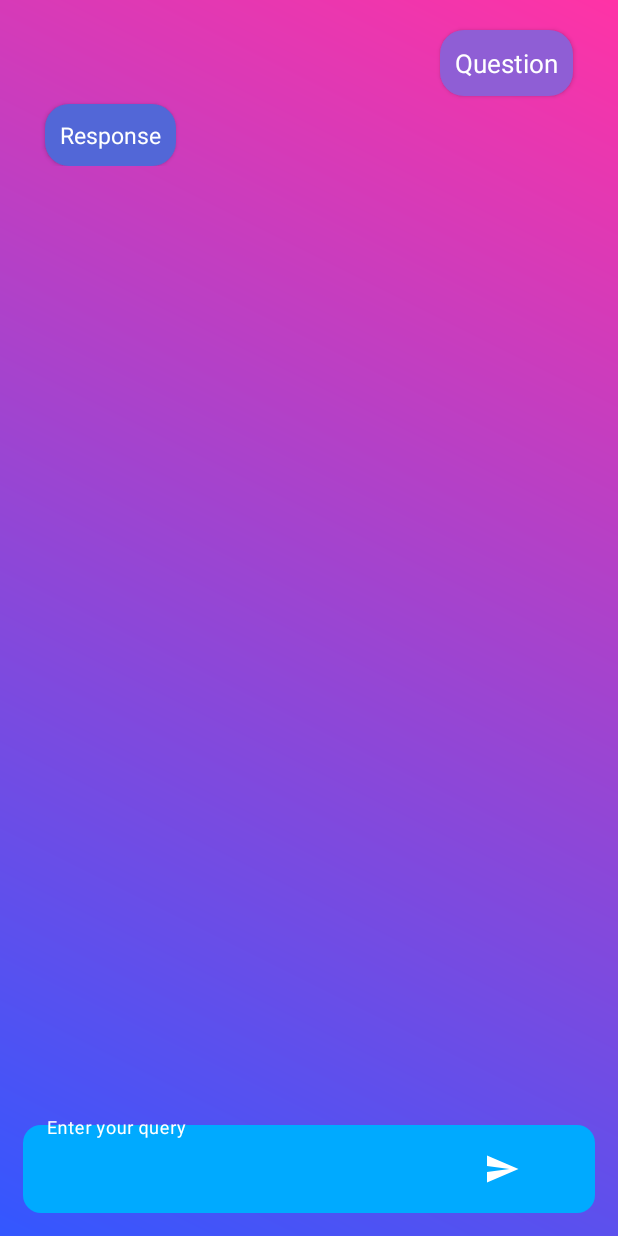
After one commit to Khatija-Essa/Feature, an Android app built with Jetpack Compose: the ChatAi screen opened directly, with no data from a screen before it, on a phone screen of 412 x 824 dp. The commit adds this screen. Run offline under Robolectric (Android 15) with nearby library versions, the phone set to English and light mode, and no system bars.

Commit message:
got chatAi to work

```diff
--- a/app/build.gradle.kts
+++ b/app/build.gradle.kts
@@ -72,4 +72,5 @@ dependencies {
     androidTestImplementation("androidx.compose.ui:ui-test-junit4")
     debugImplementation("androidx.compose.ui:ui-tooling")
     debugImplementation("androidx.compose.ui:ui-test-manifest")
+    implementation("com.squareup.okhttp3:okhttp:4.12.0")
 }
--- /dev/null
+++ b/app/src/main/res/drawable/ai_message_bg.xml
@@ -0,0 +1,5 @@
+<?xml version="1.0" encoding="utf-8"?>
+<shape xmlns:android="http://schemas.android.com/apk/res/android">
+    <solid android:color="#5267D7" />
+    <corners android:radius="16dp" />
+</shape>
--- /dev/null
+++ b/app/src/main/res/drawable/button_bg.xml
@@ -0,0 +1,15 @@
+<?xml version="1.0" encoding="utf-8"?>
+<selector xmlns:android="http://schemas.android.com/apk/res/android">
+    <item android:state_pressed="true">
+        <shape>
+            <solid android:color="#5500AAFF" />
+            <corners android:radius="12dp" />
+        </shape>
+    </item>
+    <item>
+        <shape>
+            <solid android:color="#00AAFF" />
+            <corners android:radius="12dp" />
+        </shape>
+    </item>
+</selector>
--- /dev/null
+++ b/app/src/main/res/drawable/ic_send.xml
@@ -0,0 +1,6 @@
+<?xml version="1.0" encoding="utf-8"?>
+<vector android:autoMirrored="true" android:height="24dp"
+    android:tint="#FFFFFF" android:viewportHeight="24"
+    android:viewportWidth="24" android:width="24dp" xmlns:android="http://schemas.android.com/apk/res/android">
+    <path android:fillColor="@android:color/white" android:pathData="M2.01,21L23,12 2.01,3 2,10l15,2 -15,2z"/>
+</vector>
--- /dev/null
+++ b/app/src/main/res/drawable/user_message_bg.xml
@@ -0,0 +1,5 @@
+<?xml version="1.0" encoding="utf-8"?>
+<shape xmlns:android="http://schemas.android.com/apk/res/android">
+    <solid android:color="#8F5ED5" />
+    <corners android:radius="16dp" />
+</shape>
--- /dev/null
+++ b/app/src/main/res/layout/activity_chat_ai.xml
@@ -0,0 +1,86 @@
+<?xml version="1.0" encoding="utf-8"?>
+<RelativeLayout xmlns:android="http://schemas.android.com/apk/res/android"
+    xmlns:app="http://schemas.android.com/apk/res-auto"
+    xmlns:tools="http://schemas.android.com/tools"
+    android:id="@+id/main"
+    android:layout_width="match_parent"
+    android:layout_height="match_parent"
+    android:background="@drawable/background_gradient"
+    tools:context=".ChatAi">
+
+    <ScrollView
+    android:layout_width="match_parent"
+    android:layout_height="0dp"
+    android:layout_above="@id/idTILQuery"
+    android:layout_alignParentTop="true"
+    android:layout_marginStart="10dp"
+    android:layout_marginEnd="10dp"
+    android:layout_marginBottom="10dp"
+    android:padding="10dp">
+
+    <LinearLayout
+        android:layout_width="match_parent"
+        android:layout_height="wrap_content"
+        android:orientation="vertical">
+
+        <TextView
+            android:id="@+id/idTVQuestion"
+            android:layout_width="wrap_content"
+            android:layout_height="wrap_content"
+            android:layout_marginTop="10dp"
+            android:background="@drawable/user_message_bg"
+            android:padding="10dp"
+            android:text="Question"
+            android:textColor="@color/white"
+            android:textSize="17sp"
+            android:layout_gravity="end"
+            android:elevation="2dp"
+            android:layout_marginStart="40dp"
+            android:layout_marginEnd="10dp" />
+
+        <!-- AI Response -->
+        <TextView
+            android:id="@+id/txtResponse"
+            android:layout_width="wrap_content"
+            android:layout_height="wrap_content"
+            android:layout_marginTop="5dp"
+            android:background="@drawable/ai_message_bg"
+            android:padding="10dp"
+            android:text="Response"
+            android:textColor="@color/white"
+            android:textSize="15sp"
+            android:layout_gravity="start"
+            android:elevation="2dp"
+            android:layout_marginStart="10dp"
+            android:layout_marginEnd="40dp" />
+    </LinearLayout>
+
+</ScrollView>
+
+    <com.google.android.material.textfield.TextInputLayout
+        android:id="@+id/idTILQuery"
+        android:layout_width="match_parent"
+        android:layout_height="wrap_content"
+        android:layout_alignParentBottom="true"
+        android:layout_margin="10dp"
+        android:hint="Enter your query"
+        android:padding="5dp"
+        app:hintTextColor="@color/white">
+
+        <com.google.android.material.textfield.TextInputEditText
+            android:id="@+id/etQuestion"
+            android:layout_width="match_parent"
+            android:layout_height="match_parent"
+            android:background="@drawable/button_bg"
+            android:drawableEnd="@drawable/ic_send"
+            android:drawableTint="@color/white"
+            android:ems="10"
+            android:imeOptions="actionSend"
+            android:importantForAutofill="no"
+            android:inputType="text"
+            android:textColor="@color/white"
+            android:textColorHint="@color/white"
+            android:textSize="16sp"
+            android:paddingEnd="50dp" />
+    </com.google.android.material.textfield.TextInputLayout>
+</RelativeLayout>
```
Also changed, not shown: app/src/main/AndroidManifest.xml (+10 -6 lines), app/src/main/java/com/example/nobrainer2/ChatAi.kt (added, +185 -0 lines), app/src/main/java/com/example/nobrainer2/MainActivity.kt (+7 -0 lines).
